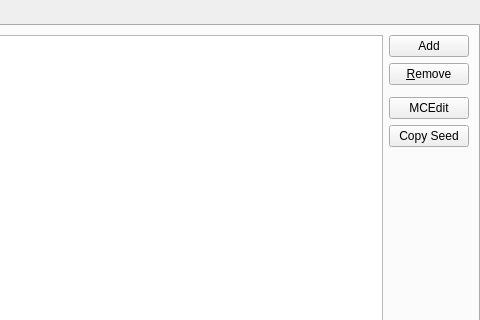
Qt form application/pages/WorldListPage.ui (FreesmTeam/FreesmLauncher) before a commit; both pictures show x 243 to 723 and y 0 to 320 of the 723 by 532 pixel window.
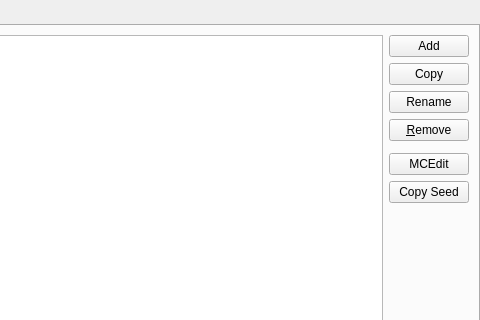
The same form after that commit. Custom widgets are drawn as their Qt base class.

Commit message: GH-1227 add world copy and rename

What changed in the file:
```diff
--- a/application/pages/WorldListPage.ui
+++ b/application/pages/WorldListPage.ui
@@ -70,6 +70,20 @@
            </property>
           </widget>
          </item>
+         <item>
+          <widget class="QPushButton" name="copyBtn">
+           <property name="text">
+            <string>Copy</string>
+           </property>
+          </widget>
+         </item>
+         <item>
+          <widget class="QPushButton" name="renameBtn">
+           <property name="text">
+            <string>Rename</string>
+           </property>
+          </widget>
+         </item>
          <item>
           <widget class="QPushButton" name="rmWorldBtn">
            <property name="text">
```
Left out of the diff: 2 changed lines with no effect on the pictures. The commit also changes 6 other files.
